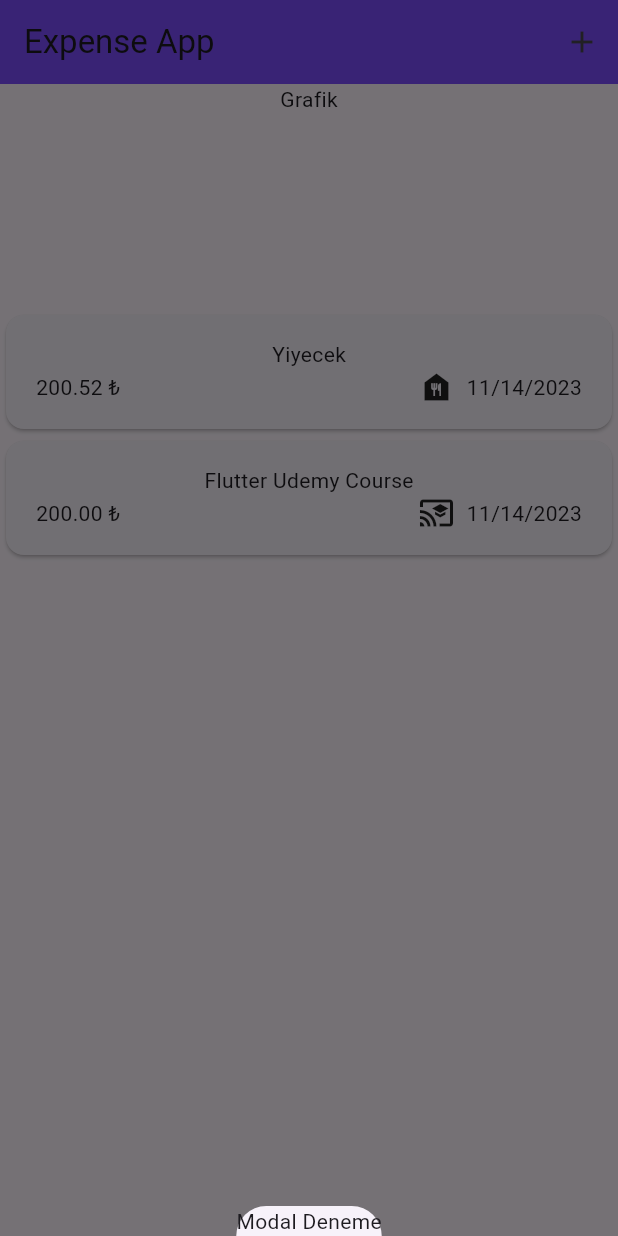
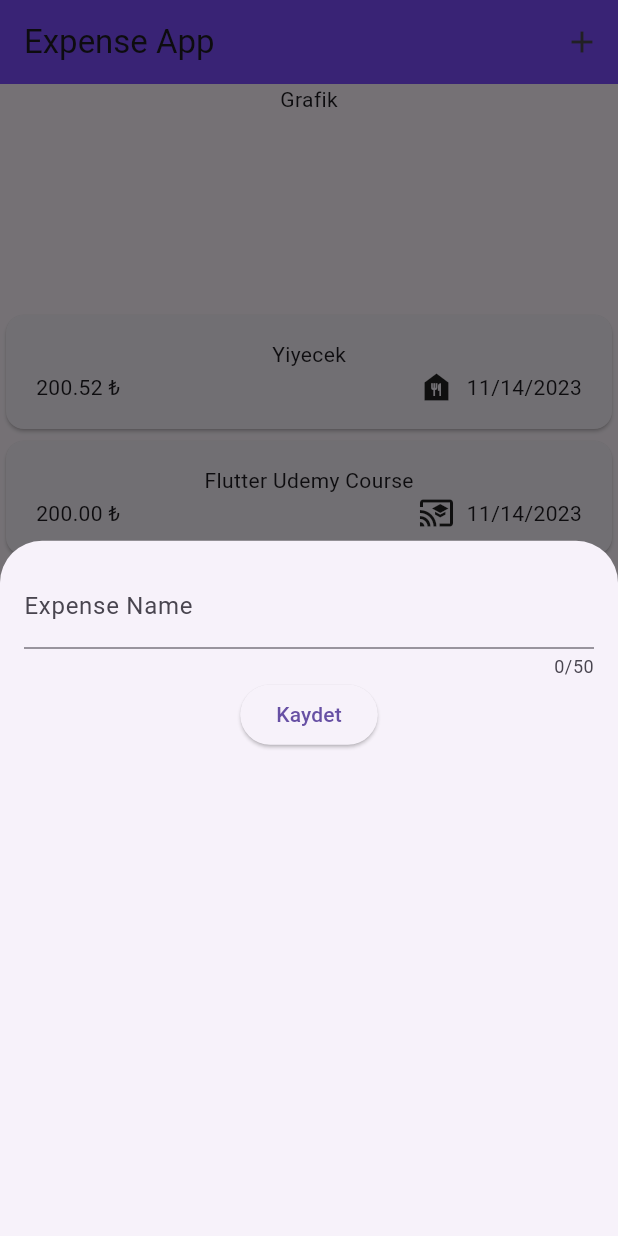
Before and after one commit to halit-kalayci-instruction/tobeto1a-flutter-projects, a Flutter app: the screen it shows after launch, after a tap on the "add" icon, on a phone screen of 412 x 824 dp. Run offline on Flutter 3.47's test engine with Material 2 defaults, Android fonts, the phone set to English and light mode, and no system bars.

Commit message:
user input

```diff
--- a/expenseapp/lib/pages/main_page.dart
+++ b/expenseapp/lib/pages/main_page.dart
@@ -1,4 +1,5 @@
 import 'package:expenseapp/pages/expense_list.dart';
+import 'package:expenseapp/widgets/new_expense.dart';
 import 'package:flutter/material.dart';
 
 class MainPage extends StatelessWidget {
@@ -14,7 +15,7 @@ class MainPage extends StatelessWidget {
           IconButton(
               onPressed: () {
                 showModalBottomSheet(
-                    context: context, builder: (ctx) => Text("Modal Deneme"));
+                    context: context, builder: (ctx) => NewExpense());
               },
               icon: const Icon(Icons.add)),
         ],
--- /dev/null
+++ b/expenseapp/lib/widgets/new_expense.dart
@@ -0,0 +1,34 @@
+import 'package:flutter/material.dart';
+
+class NewExpense extends StatefulWidget {
+  const NewExpense({Key? key}) : super(key: key);
+
+  @override
+  _NewExpenseState createState() => _NewExpenseState();
+}
+
+class _NewExpenseState extends State<NewExpense> {
+  // Controller
+  final _nameController = TextEditingController();
+
+  @override
+  Widget build(BuildContext context) {
+    return Padding(
+      padding: const EdgeInsets.all(16),
+      child: Column(
+        children: [
+          TextField(
+            controller: _nameController,
+            maxLength: 50,
+            decoration: const InputDecoration(label: Text("Expense Name")),
+          ),
+          ElevatedButton(
+              onPressed: () {
+                print("Kayıt başarılı: ${_nameController.text}");
+              },
+              child: const Text("Kaydet"))
+        ],
+      ),
+    );
+  }
+}
```
